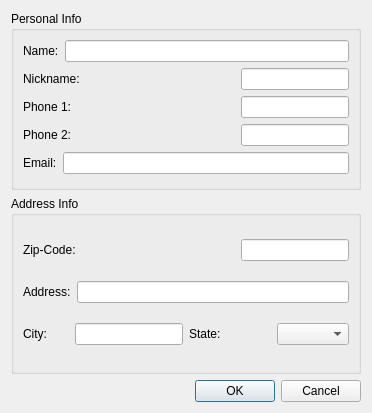
The window that newstylistdialog.ui (pliniofpa/Profiles_Project) describes before a commit, drawn with Qt 5.
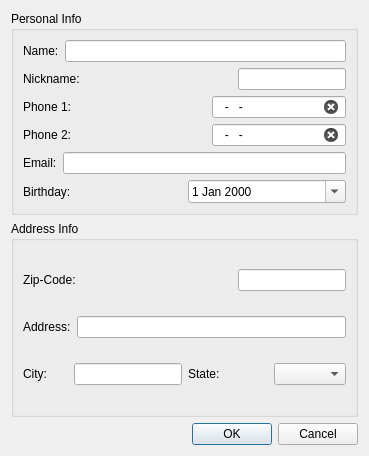
The same window after the commit.

What changed in the file:
```diff
--- a/newstylistdialog.ui
+++ b/newstylistdialog.ui
@@ -6,8 +6,8 @@
    <rect>
     <x>0</x>
     <y>0</y>
-    <width>372</width>
-    <height>413</height>
+    <width>369</width>
+    <height>456</height>
    </rect>
   </property>
   <property name="windowTitle">
@@ -30,7 +30,11 @@
          </widget>
         </item>
         <item>
-         <widget class="QLineEdit" name="name_lineEdit"/>
+         <widget class="QLineEdit" name="name_lineEdit">
+          <property name="clearButtonEnabled">
+           <bool>true</bool>
+          </property>
+         </widget>
         </item>
        </layout>
       </item>
@@ -44,7 +48,11 @@
          </widget>
         </item>
         <item alignment="Qt::AlignRight">
-         <widget class="QLineEdit" name="nickname_lineEdit_2"/>
+         <widget class="QLineEdit" name="nickname_lineEdit_2">
+          <property name="clearButtonEnabled">
+           <bool>true</bool>
+          </property>
+         </widget>
         </item>
        </layout>
       </item>
@@ -58,7 +66,14 @@
          </widget>
         </item>
         <item alignment="Qt::AlignRight">
-         <widget class="QLineEdit" name="phone1_lineEdit_4"/>
+         <widget class="QLineEdit" name="phone1_lineEdit_4">
+          <property name="inputMask">
+           <string>999-999-9999</string>
+          </property>
+          <property name="clearButtonEnabled">
+           <bool>true</bool>
+          </property>
+         </widget>
         </item>
        </layout>
       </item>
@@ -72,7 +87,14 @@
          </widget>
         </item>
         <item alignment="Qt::AlignRight">
-         <widget class="QLineEdit" name="phone2_lineEdit_5"/>
+         <widget class="QLineEdit" name="phone2_lineEdit_5">
+          <property name="inputMask">
+           <string>999-999-9999</string>
+          </property>
+          <property name="clearButtonEnabled">
+           <bool>true</bool>
+          </property>
+         </widget>
         </item>
        </layout>
       </item>
@@ -86,7 +108,32 @@
          </widget>
         </item>
         <item>
-         <widget class="QLineEdit" name="email_lineEdit_3"/>
+         <widget class="QLineEdit" name="email_lineEdit_3">
+          <property name="clearButtonEnabled">
+           <bool>true</bool>
+          </property>
+         </widget>
+        </item>
+       </layout>
+      </item>
+      <item>
+       <layout class="QHBoxLayout" name="horizontalLayout_11">
+        <item alignment="Qt::AlignLeft">
+         <widget class="QLabel" name="label_10">
+          <property name="text">
+           <string>Birthday:</string>
+          </property>
+          <property name="buddy">
+           <cstring>email_lineEdit_4</cstring>
+          </property>
+         </widget>
+        </item>
+        <item>
+         <widget class="QDateEdit" name="birthday_dateEdit">
+          <property name="calendarPopup">
+           <bool>true</bool>
+          </property>
+         </widget>
         </item>
        </layout>
       </item>
@@ -112,7 +159,14 @@
          </widget>
         </item>
         <item alignment="Qt::AlignRight">
-         <widget class="QLineEdit" name="zip_code_lineEdit_6"/>
+         <widget class="QLineEdit" name="zip_code_lineEdit_6">
+          <property name="inputMask">
+           <string>99999</string>
+          </property>
+          <property name="clearButtonEnabled">
+           <bool>true</bool>
+          </property>
+         </widget>
         </item>
        </layout>
       </item>
@@ -129,7 +183,11 @@
          </widget>
         </item>
         <item>
-         <widget class="QLineEdit" name="address_lineEdit_5"/>
+         <widget class="QLineEdit" name="address_lineEdit_5">
+          <property name="clearButtonEnabled">
+           <bool>true</bool>
+          </property>
+         </widget>
         </item>
        </layout>
       </item>
@@ -152,6 +210,9 @@
             <property name="text">
              <string/>
             </property>
+            <property name="clearButtonEnabled">
+             <bool>true</bool>
+            </property>
            </widget>
           </item>
          </layout>
```
